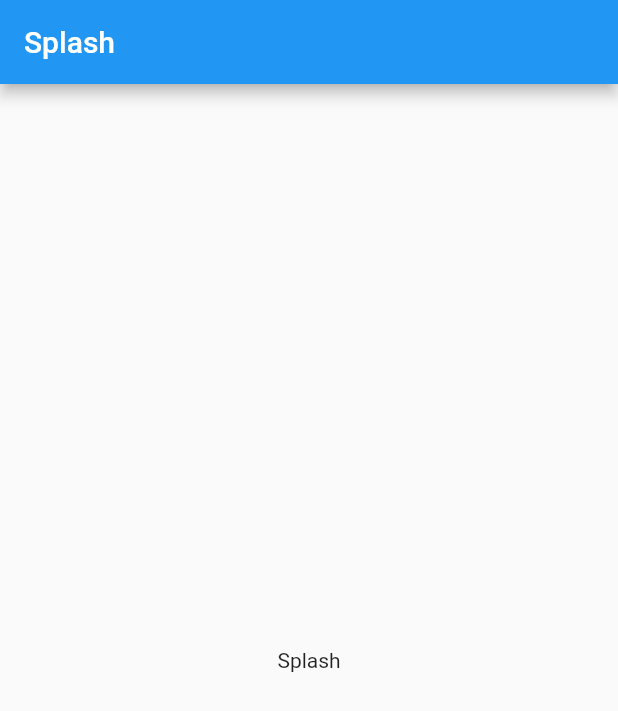
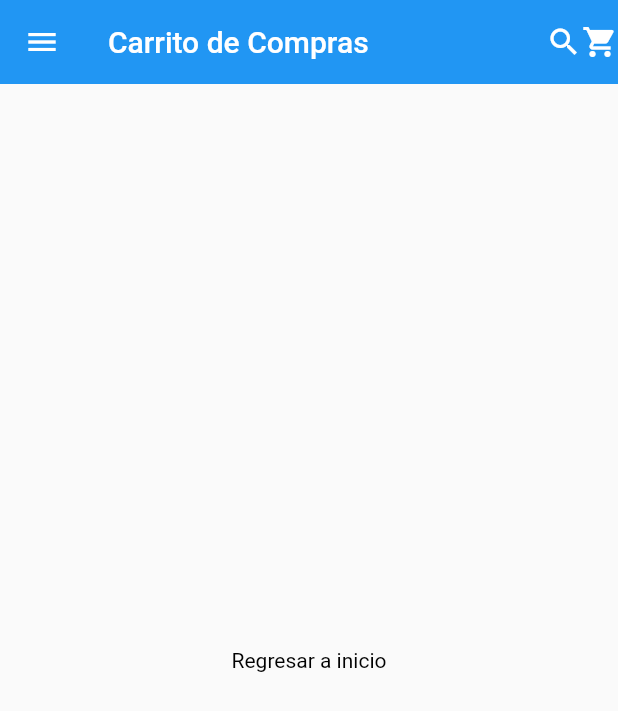
Before and after one commit to Giovanni-Lopez/sales_shoes, a Flutter app: the screen it shows after launch, on a phone screen of 412 x 824 dp. Shown: the top 711 px of the screen. Run offline on Flutter 3.47's test engine with Material 2 defaults, Android fonts, the phone set to English and light mode, and no system bars.

Commit message:
subiendo ultimos cambios

```diff
--- /dev/null
+++ b/lib/helpers/colors.dart
@@ -0,0 +1,12 @@
+import 'package:flutter/material.dart';
+import 'dart:ui';
+import 'dart:core';
+
+class ColorsApp{
+
+  static const Color MAIN_COLOR = Color(0XFFfab125);
+  static const Color BLACK_COLOR = Color (0XFF000000);
+  static const Color WHITE_COLORR = Color (0XFFFFFFFF);
+
+
+}
--- a/lib/main.dart
+++ b/lib/main.dart
@@ -1,5 +1,6 @@
 import 'package:flutter/material.dart';
 import 'package:sales_shoes/screen/Splash/splash.dart';
+import 'package:sales_shoes/screen/shopping_Car/shoppingPage.dart';
 import 'package:sales_shoes/screen/welcome/welcome.dart';
 import 'package:sales_shoes/utils/appBar.dart';
 import 'package:sales_shoes/utils/rowPrueba.dart';
@@ -15,10 +16,11 @@ class _MyAppState extends State<MyApp> {
   @override
   Widget build(BuildContext context) {
     return MaterialApp(
-      initialRoute: 'splash',
+      initialRoute: 'shopping',
       routes: {
         'welcome':(BuildContext context) => Welcome(),
-        'splash' :(BuildContext context) => Splash(),
+        'splash' :(BuildContext context) => SplashScreen(duration: 3, gotopage: Welcome(),),
+        'shopping':(BuildContext context) => ShoppingCar(),
       },
       title: 'Material App',
       home: Scaffold(
--- a/lib/screen/Splash/splash.dart
+++ b/lib/screen/Splash/splash.dart
@@ -1,24 +1,34 @@
 import 'package:flutter/material.dart';
+import 'package:sales_shoes/helpers/colors.dart';
+import 'package:sales_shoes/utils/rowPrueba.dart';
 
-void main() => runApp(Splash());
+class SplashScreen extends StatelessWidget {
+  //const SplashScreen({Key? key}) : super(key: key);
+  int duration = 0;
+  Widget gotopage;
 
-class Splash extends StatelessWidget {
+SplashScreen({required this.duration, required this.gotopage});
+
   @override
   Widget build(BuildContext context) {
-    return MaterialApp(
-      debugShowCheckedModeBanner: false,
-      title: 'Material App',
-      home: Scaffold(
-        appBar: AppBar(
 
-          title: Text('Splash'),
+  Future.delayed(
+    Duration(seconds: duration),(){
+
+      Navigator.push(context, MaterialPageRoute(builder: (context) => gotopage));
+
+    }
+);
+
+
+    return Scaffold(
+      body: Container(
+        color: ColorsApp.MAIN_COLOR,
+        child : Center(
+          child:
+         Icon(Icons.person, size: 70,)
         ),
-        body: Center(
-          child: Container(
-            child: Text('Splash'),
-          ),
-        ),
-      ),
+      )
     );
   }
 }
--- /dev/null
+++ b/lib/screen/shopping_Car/shoppingPage.dart
@@ -0,0 +1,28 @@
+import 'dart:ui';
+
+import 'package:flutter/material.dart';
+import 'package:sales_shoes/helpers/colors.dart';
+
+class ShoppingCar extends StatelessWidget {
+  const ShoppingCar({Key? key}) : super(key: key);
+
+  @override
+  Widget build(BuildContext context) {
+    return Scaffold(
+      appBar: AppBar(
+        elevation: 0,
+        leading: Icon(Icons.menu),
+        title: Text('Carrito de Compras'),
+        actions: [
+          Icon(Icons.search),
+          Icon(Icons.shopping_cart),
+        ],
+      ),
+      body: Center(child: GestureDetector(
+        onTap: (){
+          Navigator.pushNamed(context, 'welcome');
+        },
+        child: Text('Regresar a inicio', style: TextStyle(color: ColorsApp.BLACK_COLOR),))),
+    );
+  }
+}
```
Also changed, not shown: lib/screen/welcome/welcome.dart (+12 -13 lines).
